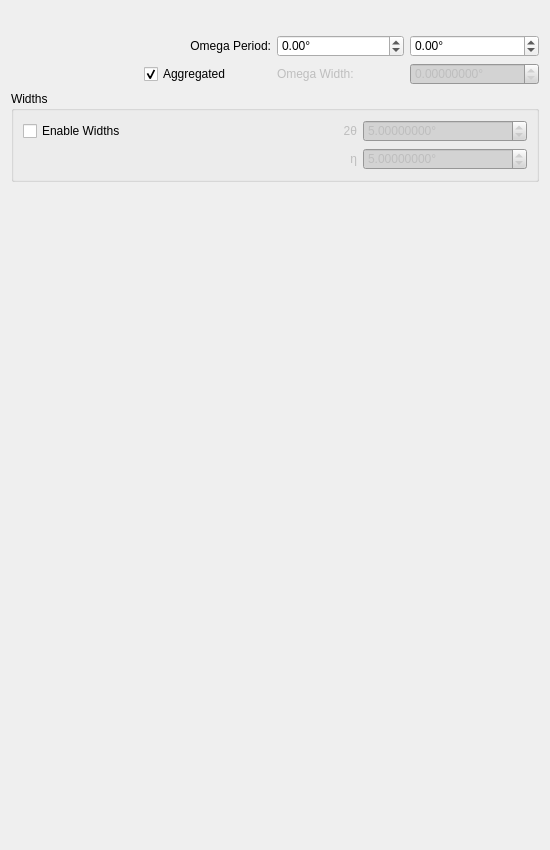
The window that hexrd/ui/resources/ui/rotation_series_overlay_editor.ui (HEXRD/hexrdgui) describes before a commit, drawn with Qt 5.
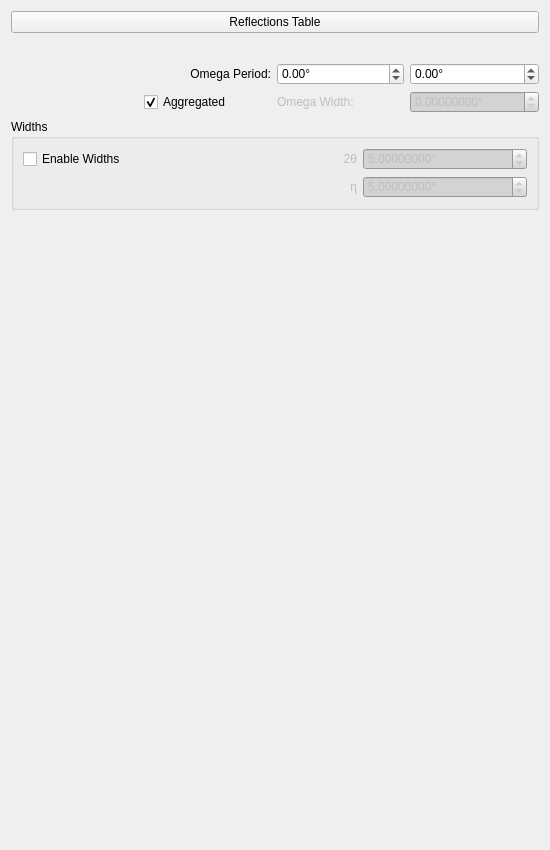
The same window after the commit. Custom widgets are drawn as their Qt base class.

Commit message:
Add reflections table button to rotation series
This works just like the reflections table button in the powder overlay
editor.

Patch:
```diff
--- a/hexrd/ui/resources/ui/rotation_series_overlay_editor.ui
+++ b/hexrd/ui/resources/ui/rotation_series_overlay_editor.ui
@@ -24,77 +24,7 @@
 </string>
   </property>
   <layout class="QGridLayout" name="gridLayout">
-   <item row="14" column="1" colspan="4">
-    <spacer name="verticalSpacer">
-     <property name="orientation">
-      <enum>Qt::Vertical</enum>
-     </property>
-     <property name="sizeHint" stdset="0">
-      <size>
-       <width>20</width>
-       <height>40</height>
-      </size>
-     </property>
-    </spacer>
-   </item>
-   <item row="9" column="4">
-    <widget class="ScientificDoubleSpinBox" name="omega_width">
-     <property name="enabled">
-      <bool>false</bool>
-     </property>
-     <property name="suffix">
-      <string>°</string>
-     </property>
-     <property name="decimals">
-      <number>8</number>
-     </property>
-     <property name="maximum">
-      <double>10000000.000000000000000</double>
-     </property>
-    </widget>
-   </item>
-   <item row="4" column="3">
-    <widget class="ScientificDoubleSpinBox" name="omega_period_0">
-     <property name="keyboardTracking">
-      <bool>false</bool>
-     </property>
-     <property name="suffix">
-      <string>°</string>
-     </property>
-     <property name="minimum">
-      <double>-360.000000000000000</double>
-     </property>
-     <property name="maximum">
-      <double>360.000000000000000</double>
-     </property>
-    </widget>
-   </item>
-   <item row="0" column="1" rowspan="4" colspan="2">
-    <layout class="QVBoxLayout" name="eta_ranges_layout"/>
-   </item>
    <item row="11" column="1" colspan="4">
-    <layout class="QVBoxLayout" name="crystal_editor_layout"/>
-   </item>
-   <item row="4" column="4">
-    <widget class="ScientificDoubleSpinBox" name="omega_period_1">
-     <property name="keyboardTracking">
-      <bool>false</bool>
-     </property>
-     <property name="suffix">
-      <string>°</string>
-     </property>
-     <property name="minimum">
-      <double>-360.000000000000000</double>
-     </property>
-     <property name="maximum">
-      <double>360.000000000000000</double>
-     </property>
-    </widget>
-   </item>
-   <item row="0" column="3" rowspan="4" colspan="2">
-    <layout class="QVBoxLayout" name="omega_ranges_layout"/>
-   </item>
-   <item row="10" column="1" colspan="4">
     <widget class="QGroupBox" name="widths_group">
      <property name="title">
       <string>Widths</string>
@@ -180,7 +110,7 @@
      </layout>
     </widget>
    </item>
-   <item row="4" column="1" colspan="2">
+   <item row="5" column="1" colspan="2">
     <widget class="QLabel" name="omega_period_label">
      <property name="text">
       <string>Omega Period:</string>
@@ -190,7 +120,13 @@
      </property>
     </widget>
    </item>
-   <item row="9" column="3">
+   <item row="1" column="1" rowspan="4" colspan="2">
+    <layout class="QVBoxLayout" name="eta_ranges_layout"/>
+   </item>
+   <item row="12" column="1" colspan="4">
+    <layout class="QVBoxLayout" name="crystal_editor_layout"/>
+   </item>
+   <item row="10" column="3">
     <widget class="QLabel" name="omega_width_label">
      <property name="enabled">
       <bool>false</bool>
@@ -200,7 +136,68 @@
      </property>
     </widget>
    </item>
-   <item row="9" column="2">
+   <item row="5" column="3">
+    <widget class="ScientificDoubleSpinBox" name="omega_period_0">
+     <property name="keyboardTracking">
+      <bool>false</bool>
+     </property>
+     <property name="suffix">
+      <string>°</string>
+     </property>
+     <property name="minimum">
+      <double>-360.000000000000000</double>
+     </property>
+     <property name="maximum">
+      <double>360.000000000000000</double>
+     </property>
+    </widget>
+   </item>
+   <item row="15" column="1" colspan="4">
+    <spacer name="verticalSpacer">
+     <property name="orientation">
+      <enum>Qt::Vertical</enum>
+     </property>
+     <property name="sizeHint" stdset="0">
+      <size>
+       <width>20</width>
+       <height>40</height>
+      </size>
+     </property>
+    </spacer>
+   </item>
+   <item row="5" column="4">
+    <widget class="ScientificDoubleSpinBox" name="omega_period_1">
+     <property name="keyboardTracking">
+      <bool>false</bool>
+     </property>
+     <property name="suffix">
+      <string>°</string>
+     </property>
+     <property name="minimum">
+      <double>-360.000000000000000</double>
+     </property>
+     <property name="maximum">
+      <double>360.000000000000000</double>
+     </property>
+    </widget>
+   </item>
+   <item row="10" column="4">
+    <widget class="ScientificDoubleSpinBox" name="omega_width">
+     <property name="enabled">
+      <bool>false</bool>
+     </property>
+     <property name="suffix">
+      <string>°</string>
+     </property>
+     <property name="decimals">
+      <number>8</number>
+     </property>
+     <property name="maximum">
+      <double>10000000.000000000000000</double>
+     </property>
+    </widget>
+   </item>
+   <item row="10" column="2">
     <widget class="QCheckBox" name="aggregated">
      <property name="text">
       <string>Aggregated</string>
@@ -210,6 +207,16 @@
      </property>
     </widget>
    </item>
+   <item row="1" column="3" rowspan="4" colspan="2">
+    <layout class="QVBoxLayout" name="omega_ranges_layout"/>
+   </item>
+   <item row="0" column="1" colspan="4">
+    <widget class="QPushButton" name="reflections_table">
+     <property name="text">
+      <string>Reflections Table</string>
+     </property>
+    </widget>
+   </item>
   </layout>
  </widget>
  <customwidgets>
```
Left out of the diff: 1 changed line with no effect on the pictures. The commit also changes 1 other file.
